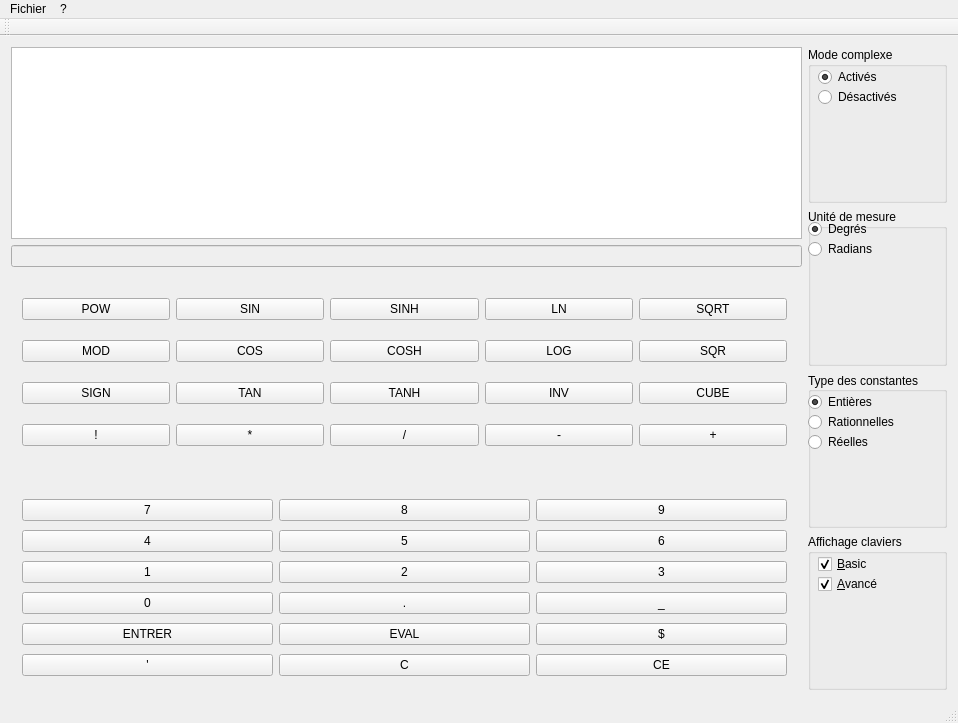
This is mainwindow.ui in yuntux/lo21-npi as Qt 5 draws it before an edit. The edited form follows.
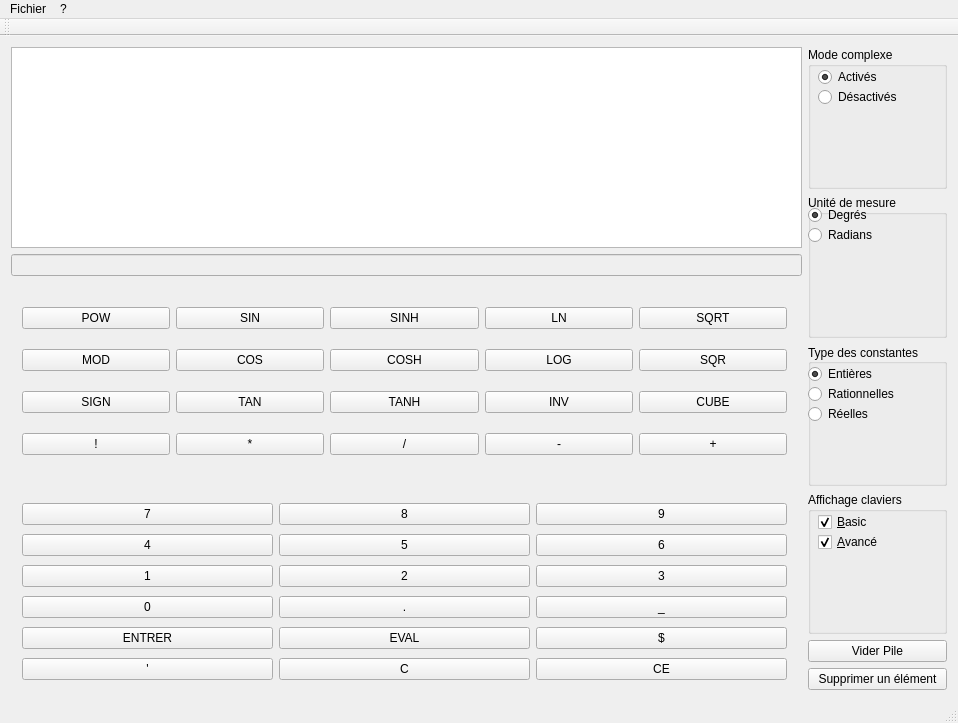
This is the edited form.

```diff
--- a/mainwindow.ui
+++ b/mainwindow.ui
@@ -17,7 +17,7 @@
    <layout class="QHBoxLayout" name="horizontalLayout">
     <item>
      <layout class="QGridLayout" name="gridLayout">
-      <item row="4" column="0">
+      <item row="3" column="0">
        <widget class="QWidget" name="widget_clavierBasic" native="true">
         <widget class="QWidget" name="layoutWidget">
          <property name="geometry">
@@ -201,7 +201,7 @@
         </widget>
        </widget>
       </item>
-      <item row="3" column="0">
+      <item row="2" column="0">
        <widget class="QWidget" name="widget_clavierAvance" native="true">
         <widget class="QWidget" name="layoutWidget">
          <property name="geometry">
@@ -385,22 +385,22 @@
        </widget>
       </item>
       <item row="1" column="0">
-       <widget class="QListView" name="listView">
+       <widget class="QLineEdit" name="inputLine">
+        <property name="enabled">
+         <bool>false</bool>
+        </property>
+       </widget>
+      </item>
+      <item row="0" column="0">
+       <widget class="QListWidget" name="listWidget">
         <property name="sizePolicy">
-         <sizepolicy hsizetype="Preferred" vsizetype="Fixed">
+         <sizepolicy hsizetype="Preferred" vsizetype="Preferred">
           <horstretch>0</horstretch>
           <verstretch>0</verstretch>
          </sizepolicy>
         </property>
        </widget>
       </item>
-      <item row="2" column="0">
-       <widget class="QLineEdit" name="inputLine">
-        <property name="enabled">
-         <bool>false</bool>
-        </property>
-       </widget>
-      </item>
      </layout>
     </item>
     <item>
@@ -574,6 +574,20 @@
         </widget>
        </widget>
       </item>
+      <item>
+       <widget class="QPushButton" name="pushButton">
+        <property name="text">
+         <string>Vider Pile</string>
+        </property>
+       </widget>
+      </item>
+      <item>
+       <widget class="QPushButton" name="pushButton_2">
+        <property name="text">
+         <string>Supprimer un élément</string>
+        </property>
+       </widget>
+      </item>
      </layout>
     </item>
    </layout>
```
Left out of the diff: 3 changed lines with no effect on the pictures.
